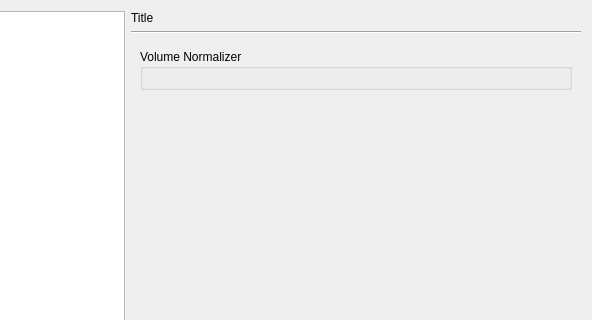
Above: src/bomi/ui/prefdialog.ui from bylee20/bomi before the change; both pictures show x 86 to 678 and y 0 to 320 of the 678 by 541 pixel window. Below: the same form after it.
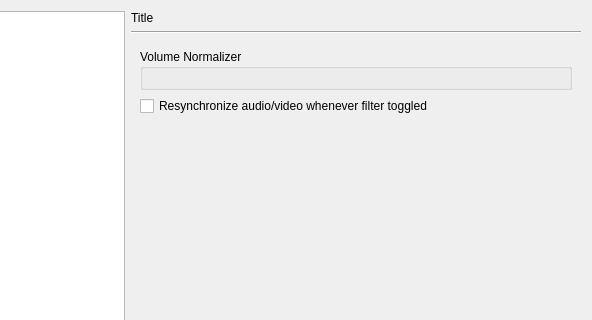
That is the form after the change. The open tabs and pages were chosen to show the change. Icons and pictures are not drawn. Custom widgets are drawn as their Qt base class.

Commit message: new option to select resync of A/V on filter toggled

```diff
--- a/src/bomi/ui/prefdialog.ui
+++ b/src/bomi/ui/prefdialog.ui
@@ -1645,6 +1645,13 @@
            </layout>
           </widget>
          </item>
+         <item>
+          <widget class="QCheckBox" name="audio_filter_resync">
+           <property name="text">
+            <string>Resynchronize audio/video whenever filter toggled</string>
+           </property>
+          </widget>
+         </item>
          <item>
           <spacer name="verticalSpacer_8">
            <property name="orientation">
```
Left out of the diff: 2 changed lines with no effect on the pictures. The commit also changes 6 other files.
